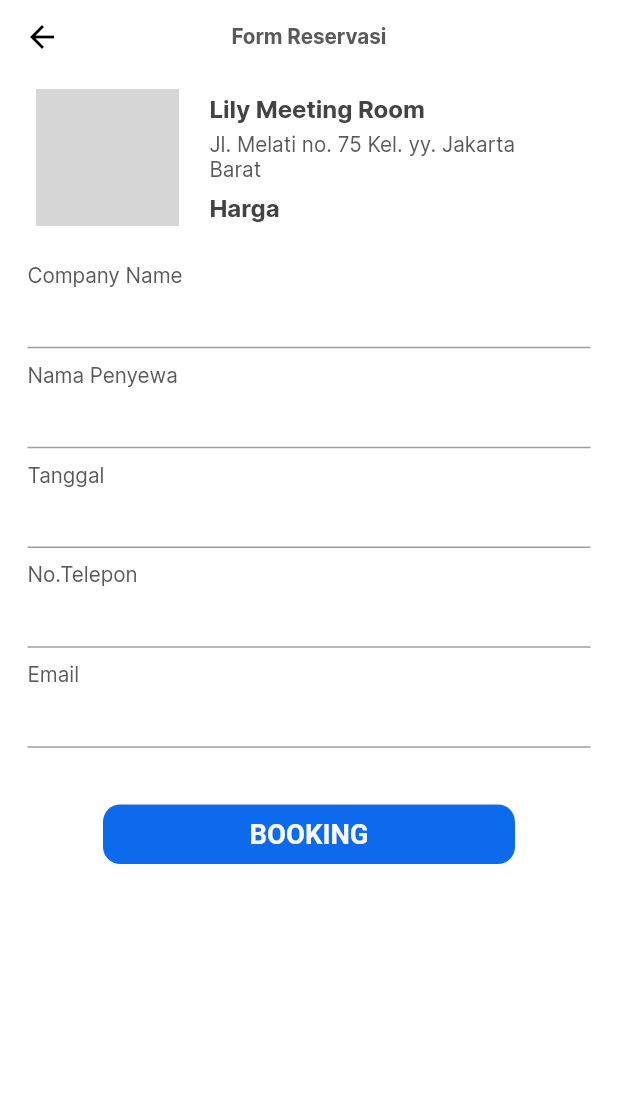
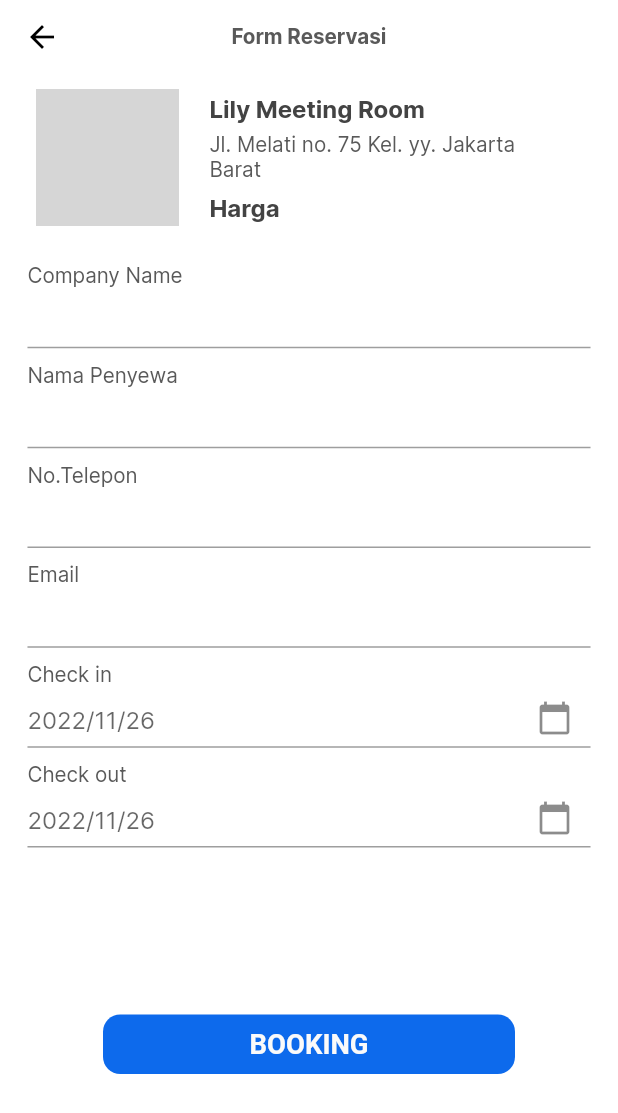
Before and after one commit to Office-Booking-Capstone-Kelompok-8/Office-Booking-Flutter, a Flutter app: the FormReservationPage screen opened by its route, on a phone screen of 412 x 824 dp. Shown: the top 1113 px of the screen. Run offline on Flutter 3.47's test engine with Material 2 defaults, Android fonts, the phone set to English and light mode, and no system bars; our stand-ins replace dio, flutter_screenutil, flutter_smart_dialog; network calls fail; grey boxes are pictures that could not be loaded.

```diff
--- a/lib/main.dart
+++ b/lib/main.dart
@@ -2,6 +2,7 @@ import 'package:flutter/material.dart';
 import 'package:flutter/services.dart';
 import 'package:flutter_screenutil/flutter_screenutil.dart';
 import 'package:flutter_smart_dialog/flutter_smart_dialog.dart';
+import 'package:office_booking_app/provider/date_provider.dart';
 import 'package:office_booking_app/screen/onboard/onboard_page.dart';
 import 'provider/onboard_provider.dart';
 import 'screen/navbar/navbar.dart';
@@ -29,6 +30,9 @@ class MyApp extends StatelessWidget {
       providers: [
         ChangeNotifierProvider(create: (context) => NavbarProvider()),
         ChangeNotifierProvider(create: (context) => OnboardProvider()),
+        ChangeNotifierProvider(
+          create: (context) => DateProvider(),
+        ),
       ],
       child: ScreenUtilInit(
         designSize: const Size(360, 831),
--- /dev/null
+++ b/lib/provider/date_provider.dart
@@ -0,0 +1,19 @@
+import 'package:flutter/cupertino.dart';
+
+class DateProvider extends ChangeNotifier {
+  DateTime _dateStart = DateTime.now();
+  DateTime _dateEnd = DateTime.now();
+
+  get getDateStart => _dateStart;
+  get getDateEnd => _dateEnd;
+
+  set setDateStart(DateTime date) {
+    _dateStart = date;
+    notifyListeners();
+  }
+
+  set setDateEnd(DateTime date) {
+    _dateEnd = date;
+    notifyListeners();
+  }
+}
--- a/lib/screen/form_reservation_page/form_reservation_page.dart
+++ b/lib/screen/form_reservation_page/form_reservation_page.dart
@@ -1,6 +1,9 @@
 import 'package:flutter/material.dart';
 import 'package:flutter_screenutil/flutter_screenutil.dart';
+import 'package:office_booking_app/provider/date_provider.dart';
 import 'package:office_booking_app/utils/constant/app_text_style.dart';
+import 'package:intl/intl.dart';
+import 'package:provider/provider.dart';
 
 import '../components/button_component.dart';
 import '..//components/form_component.dart';
@@ -14,14 +17,11 @@ class FormReservationPage extends StatefulWidget {
 }
 
 class _FormReservationPageState extends State<FormReservationPage> {
-  final DateTime _dateStart = DateTime.now();
-  final DateTime _dateEnd = DateTime.now();
   final _formkey = GlobalKey<FormState>();
-  final TextEditingController _companyName = TextEditingController();
-  final TextEditingController _tenantName = TextEditingController();
-  final TextEditingController _date = TextEditingController();
-  final TextEditingController _phoneNumber = TextEditingController();
-  final TextEditingController _email = TextEditingController();
+  final TextEditingController _companyNameController = TextEditingController();
+  final TextEditingController _tenantNameController = TextEditingController();
+  final TextEditingController _phoneNumberController = TextEditingController();
+  final TextEditingController _emailController = TextEditingController();
   @override
   Widget build(BuildContext context) {
     return SafeArea(
@@ -88,7 +88,7 @@ class _FormReservationPageState extends State<FormReservationPage> {
                     style: formTop,
                   ),
                   FormComponent(
-                    controller: _companyName,
+                    controller: _companyNameController,
                     formHeight: 40.h,
                     formWidth: 328.w,
                   ),
@@ -100,19 +100,7 @@ class _FormReservationPageState extends State<FormReservationPage> {
                     style: formTop,
                   ),
                   FormComponent(
-                    controller: _tenantName,
-                    formHeight: 40.h,
-                    formWidth: 328.w,
-                  ),
-                  SizedBox(
-                    height: 10.h,
-                  ),
-                  Text(
-                    'Tanggal',
-                    style: formTop,
-                  ),
-                  FormComponent(
-                    controller: _date,
+                    controller: _tenantNameController,
                     formHeight: 40.h,
                     formWidth: 328.w,
                   ),
@@ -124,7 +112,7 @@ class _FormReservationPageState extends State<FormReservationPage> {
                     style: formTop,
                   ),
                   FormComponent(
-                    controller: _phoneNumber,
+                    controller: _phoneNumberController,
                     formHeight: 40.h,
                     formWidth: 328.w,
                   ),
@@ -136,12 +124,80 @@ class _FormReservationPageState extends State<FormReservationPage> {
                     style: formTop,
                   ),
                   FormComponent(
-                    controller: _email,
+                    controller: _emailController,
                     formHeight: 40.h,
                     formWidth: 328.w,
                   ),
                   SizedBox(
-                    height: 34.h,
+                    height: 10.h,
+                  ),
+                  Text(
+                    'Check in',
+                    style: formTop,
+                  ),
+                  SizedBox(
+                    height: 40.h,
+                    width: 328.w,
+                    child: Consumer<DateProvider>(
+                      builder: (context, date, _) => TextFormField(
+                          readOnly: true,
+                          // controller: _dateStartController,
+                          decoration: InputDecoration(
+                            hintText: DateFormat('yyyy/MM/dd')
+                                .format(date.getDateStart),
+                            suffixIcon: IconButton(
+                              onPressed: (() async {
+                                final selectDate = await showDatePicker(
+                                    context: context,
+                                    initialDate: date.getDateStart,
+                                    firstDate: DateTime.now(),
+                                    lastDate:
+                                        DateTime(date.getDateStart.year + 5));
+                                if (selectDate != null) {
+                                  date.setDateStart = selectDate;
+                                }
+                              }),
+                              icon: const Icon(Icons.calendar_today),
+                            ),
+                          )),
+                    ),
+                  ),
+                  SizedBox(
+                    height: 10.h,
+                  ),
+                  Text(
+                    'Check out',
+                    style: formTop,
+                  ),
+                  SizedBox(
+                    height: 40.h,
+                    width: 328.w,
+                    child: Consumer<DateProvider>(
+                      builder: (context, date, _) => TextFormField(
+                          readOnly: true,
+                          // controller: _dateEndController,
+                          decoration: InputDecoration(
+                            hintText: DateFormat('yyyy/MM/dd')
+                                .format(date.getDateEnd),
+                            suffixIcon: IconButton(
+                              onPressed: (() async {
+                                final selectDate = await showDatePicker(
+                                    context: context,
+                                    initialDate: date.getDateEnd,
+                                    firstDate: DateTime.now(),
+                                    lastDate:
+                                        DateTime(date.getDateEnd.year + 5));
+                                if (selectDate != null) {
+                                  date.setDateEnd = selectDate;
+                                }
+                              }),
+                              icon: const Icon(Icons.calendar_today),
+                            ),
+                          )),
+                    ),
+                  ),
+                  SizedBox(
+                    height: 108.h,
                   ),
                   Center(
                     child: ButtonComponent(
--- a/lib/screen/navbar/navbar.dart
+++ b/lib/screen/navbar/navbar.dart
@@ -44,7 +44,7 @@ class _NavbarState extends State<Navbar> {
             currentIndex: value.currentTab,
             // ganti ini belom fix
             // unselectedItemColor: AppColors.buttonColor,
-            iconSize: 24.w,
+            iconSize: 24.sm,
             // ini juga
             selectedItemColor: AppColors.primary4,
             onTap: (index) {
--- a/pubspec.yaml
+++ b/pubspec.yaml
@@ -36,6 +36,7 @@ dependencies:
   flutter_launcher_icons: ^0.11.0
   flutter_screenutil: ^5.5.4
   flutter_smart_dialog: ^4.7.1
+  intl: ^0.17.0
   provider: ^6.0.4
   shared_preferences: ^2.0.15
 
```
Also changed, not shown: pubspec.lock.
